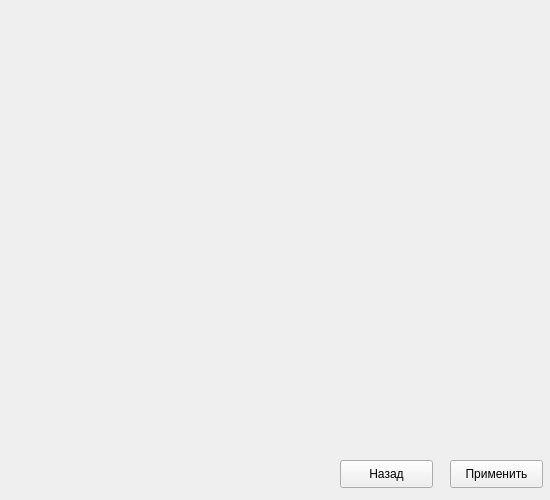
Above: WidgetQt/settingport.ui from v-crys/HACKUNIVERSITY before the change. Below: the same form after it.
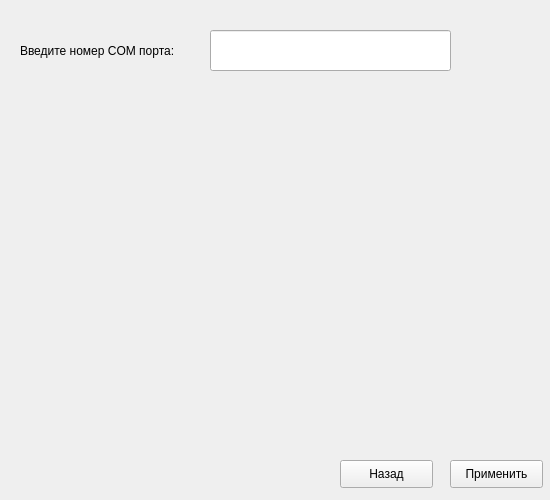
That is the form after the change.

The edit to the form file:
```diff
--- a/WidgetQt/settingport.ui
+++ b/WidgetQt/settingport.ui
@@ -39,6 +39,29 @@
     <string>Применить</string>
    </property>
   </widget>
+  <widget class="QLabel" name="label">
+   <property name="geometry">
+    <rect>
+     <x>20</x>
+     <y>20</y>
+     <width>171</width>
+     <height>61</height>
+    </rect>
+   </property>
+   <property name="text">
+    <string>Введите номер COM порта:</string>
+   </property>
+  </widget>
+  <widget class="QLineEdit" name="lineEdit">
+   <property name="geometry">
+    <rect>
+     <x>210</x>
+     <y>30</y>
+     <width>241</width>
+     <height>41</height>
+    </rect>
+   </property>
+  </widget>
  </widget>
  <resources/>
  <connections/>
```
